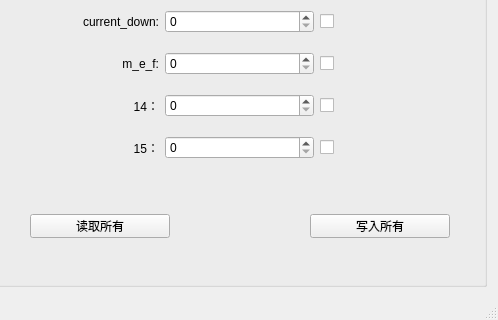
Old version of the form QGoodWindow/QGoodWindow/Examples/GoodShowCase_tableHelper/centralwidget.ui in the repository NewLeafG/Learning-QT; both pictures show x 524 to 1022 and y 570 to 890 of the 1022 by 890 pixel window.
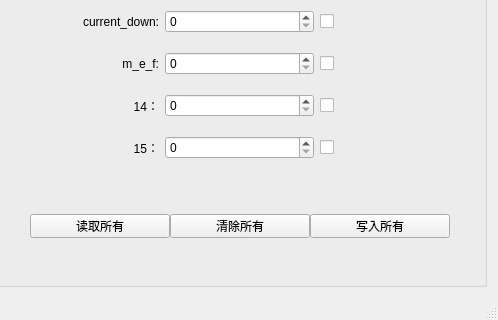
New version of the form.

```diff
--- a/QGoodWindow/QGoodWindow/Examples/GoodShowCase_tableHelper/centralwidget.ui
+++ b/QGoodWindow/QGoodWindow/Examples/GoodShowCase_tableHelper/centralwidget.ui
@@ -630,6 +630,19 @@
           <string>写入所有</string>
          </property>
         </widget>
+        <widget class="QPushButton" name="btn_clrAll">
+         <property name="geometry">
+          <rect>
+           <x>180</x>
+           <y>750</y>
+           <width>140</width>
+           <height>24</height>
+          </rect>
+         </property>
+         <property name="text">
+          <string>清除所有</string>
+         </property>
+        </widget>
        </widget>
       </item>
      </layout>
```
Left out of the diff: 130 changed lines with no effect on the pictures.
